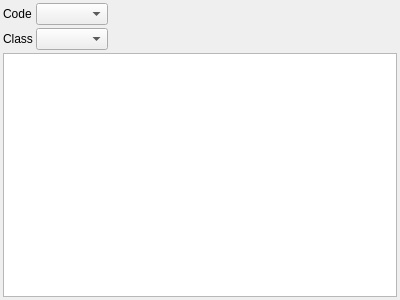
Quick-Event/quickbox, file quickevent/app/plugins/qml/Speaker/src/codeclassresultswidget.ui: the form before one commit.
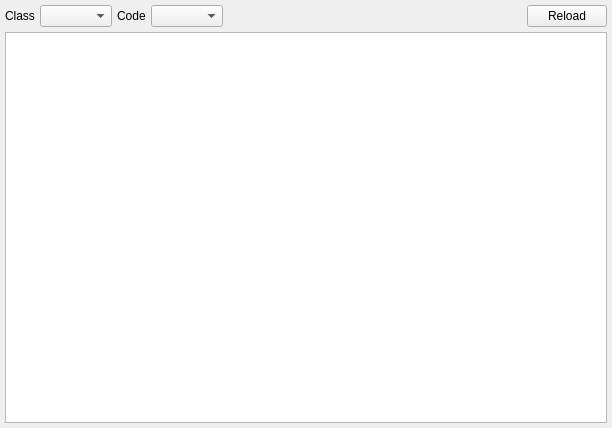
The form after the commit. Custom widgets are drawn as their Qt base class.

Commit message: QE: Speaker plugin load/save layout is working

```diff
--- a/quickevent/app/plugins/qml/Speaker/src/codeclassresultswidget.ui
+++ b/quickevent/app/plugins/qml/Speaker/src/codeclassresultswidget.ui
@@ -6,50 +6,52 @@
    <rect>
     <x>0</x>
     <y>0</y>
-    <width>400</width>
-    <height>300</height>
+    <width>612</width>
+    <height>428</height>
    </rect>
   </property>
   <property name="windowTitle">
    <string>Form</string>
   </property>
-  <layout class="QGridLayout" name="gridLayout">
+  <layout class="QVBoxLayout" name="verticalLayout">
+   <property name="spacing">
+    <number>5</number>
+   </property>
    <property name="leftMargin">
-    <number>3</number>
+    <number>5</number>
    </property>
    <property name="topMargin">
-    <number>3</number>
+    <number>5</number>
    </property>
    <property name="rightMargin">
-    <number>3</number>
+    <number>5</number>
    </property>
    <property name="bottomMargin">
-    <number>3</number>
+    <number>5</number>
    </property>
-   <property name="spacing">
-    <number>3</number>
-   </property>
-   <item row="0" column="0">
-    <widget class="QLabel" name="label">
-     <property name="text">
-      <string>Code</string>
-     </property>
-    </widget>
-   </item>
-   <item row="1" column="1">
-    <widget class="QComboBox" name="lstClass"/>
-   </item>
-   <item row="1" column="0">
+   <item>
+    <layout class="QHBoxLayout" name="horizontalLayout">
+     <item>
     <widget class="QLabel" name="label_2">
      <property name="text">
       <string>Class</string>
      </property>
     </widget>
    </item>
-   <item row="0" column="1">
+     <item>
+      <widget class="QComboBox" name="lstClass"/>
+     </item>
+     <item>
+      <widget class="QLabel" name="label">
+       <property name="text">
+        <string>Code</string>
+       </property>
+      </widget>
+     </item>
+     <item>
     <widget class="QComboBox" name="lstCode"/>
    </item>
-   <item row="0" column="2">
+     <item>
     <spacer name="horizontalSpacer">
      <property name="orientation">
       <enum>Qt::Horizontal</enum>
@@ -62,8 +64,17 @@
      </property>
     </spacer>
    </item>
-   <item row="2" column="0" colspan="3">
-    <widget class="qf::qmlwidgets::TableView" name="tblResults"/>
+     <item>
+      <widget class="QPushButton" name="btReload">
+       <property name="text">
+        <string>Reload</string>
+       </property>
+      </widget>
+     </item>
+    </layout>
+   </item>
+   <item>
+    <widget class="qf::qmlwidgets::TableView" name="tblView"/>
    </item>
   </layout>
  </widget>
```
Lines whose indentation alone changed are shown as unchanged. The commit also changes 21 other files.
